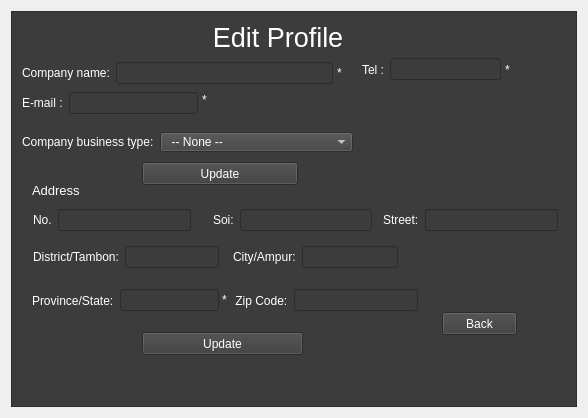
First picture: the form in ui_form/Company_Edit_Profile.ui, repository Sirawap/PathFinder-Project, before the edit.
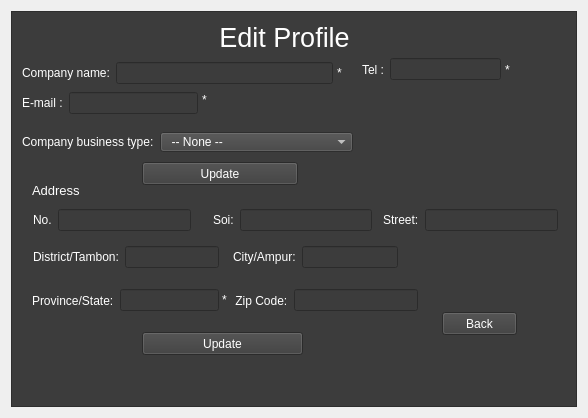
Second picture: the form after the edit. Icons and pictures are not drawn.

The edit to the form file:
```diff
--- a/ui_form/Company_Edit_Profile.ui
+++ b/ui_form/Company_Edit_Profile.ui
@@ -58,9 +58,9 @@
       <widget class="QLabel" name="label">
        <property name="geometry">
         <rect>
-         <x>202</x>
+         <x>132</x>
          <y>9</y>
-         <width>128</width>
+         <width>281</width>
          <height>33</height>
         </rect>
        </property>
```
